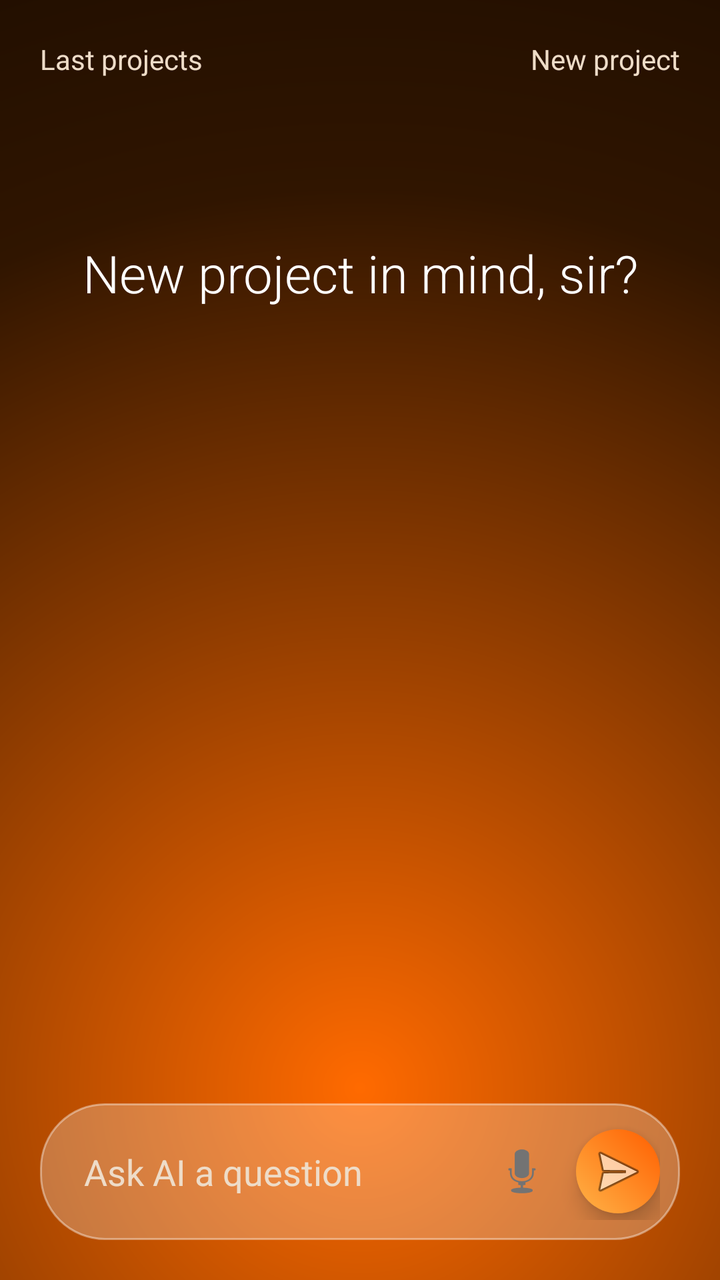
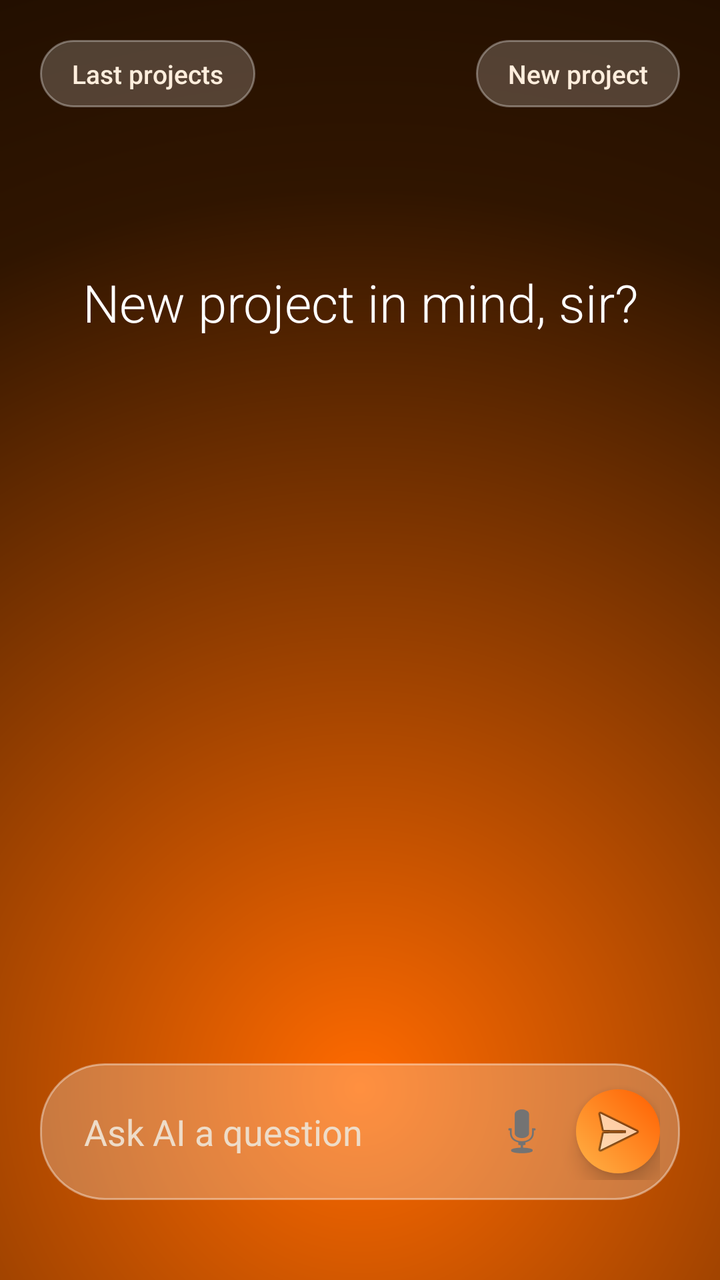

The first picture is an Android layout as it rendered before a commit; the second is the same layout after the commit. The layout source and the unified diff follow.
<!-- AndroidManifest.xml: application theme Theme.Ultron.NoActionBar -->
<!-- res/layout/activity_main.xml -->
<?xml version="1.0" encoding="utf-8"?>
<RelativeLayout xmlns:android="http://schemas.android.com/apk/res/android"
    android:layout_width="match_parent"
    android:layout_height="match_parent"
    android:background="@drawable/bg_gradient"
    android:fitsSystemWindows="false">

    <LinearLayout
        android:id="@+id/headerRow"
        android:layout_width="match_parent"
        android:layout_height="wrap_content"
        android:layout_alignParentTop="true"
        android:orientation="horizontal"
        android:padding="20dp"
        android:paddingTop="36dp">

        <TextView
            android:layout_width="0dp"
            android:layout_height="wrap_content"
            android:layout_weight="1"
            android:text="Last projects"
            android:textColor="#EEDCC8"
            android:textSize="14sp"/>

        <TextView
            android:layout_width="wrap_content"
            android:layout_height="wrap_content"
            android:text="New project"
            android:textColor="#EEDCC8"
            android:textSize="14sp"/>

    </LinearLayout>

    <TextView
        android:id="@+id/greetingText"
        android:layout_width="match_parent"
        android:layout_height="wrap_content"
        android:layout_below="@id/headerRow"
        android:layout_marginTop="60dp"
        android:text="New project in mind, sir?"
        android:textColor="#FFFFFF"
        android:textSize="26sp"
        android:fontFamily="sans-serif-light"
        android:gravity="center"
        android:paddingHorizontal="32dp"/>

    <TextView
        android:id="@+id/statusText"
        android:layout_width="match_parent"
        android:layout_height="wrap_content"
        android:layout_above="@+id/inputBar"
        android:layout_marginBottom="24dp"
        android:paddingHorizontal="32dp"
        android:text=""
        android:textColor="#FFFFFF"
        android:textSize="16sp"
        android:gravity="center"/>

    <LinearLayout
        android:id="@+id/inputBar"
        android:layout_width="match_parent"
        android:layout_height="wrap_content"
        android:layout_alignParentBottom="true"
        android:orientation="horizontal"
        android:gravity="center_vertical"
        android:background="@drawable/input_bar_bg"
        android:padding="10dp"
        android:layout_margin="20dp"
        android:elevation="12dp">

        <EditText
            android:id="@+id/inputText"
            android:layout_width="0dp"
            android:layout_height="wrap_content"
            android:layout_weight="1"
            android:hint="Ask AI a question"
            android:background="@android:color/transparent"
            android:padding="12dp"
            android:textColor="#FFFFFF"
            android:textColorHint="#EEDCC8"/>

        <ImageButton
            android:id="@+id/voiceButton"
            android:layout_width="42dp"
            android:layout_height="42dp"
            android:layout_marginEnd="6dp"
            android:background="@android:color/transparent"
            android:src="@android:drawable/ic_btn_speak_now"
            android:contentDescription="Voice"/>

        <ImageButton
            android:id="@+id/sendButton"
            android:layout_width="42dp"
            android:layout_height="42dp"
            android:background="@drawable/send_button_bg"
            android:src="@android:drawable/ic_menu_send"
            android:padding="10dp"
            android:elevation="6dp"
            android:contentDescription="Send"/>

    </LinearLayout>

</RelativeLayout>
<!-- resources referenced by this layout -->
<resources>
  <!-- drawable bg_gradient (drawable) -->
  <?xml version="1.0" encoding="utf-8"?>
  <shape xmlns:android="http://schemas.android.com/apk/res/android"
      android:shape="rectangle">
      <gradient
          android:type="radial"
          android:gradientRadius="900dp"
          android:centerX="0.5"
          android:centerY="0.85"
          android:startColor="#FF6A00"
          android:centerColor="#301500"
          android:endColor="#000000"/>
  </shape>
  <!-- drawable input_bar_bg (drawable) -->
  <?xml version="1.0" encoding="utf-8"?>
  <layer-list xmlns:android="http://schemas.android.com/apk/res/android">
      <item>
          <shape android:shape="rectangle">
              <solid android:color="#40FFFFFF"/>
              <corners android:radius="32dp"/>
              <stroke android:width="1dp" android:color="#66FFFFFF"/>
          </shape>
      </item>
  </layer-list>
  <!-- drawable send_button_bg (drawable) -->
  <?xml version="1.0" encoding="utf-8"?>
  <shape xmlns:android="http://schemas.android.com/apk/res/android"
      android:shape="oval">
      <gradient
          android:type="linear"
          android:angle="45"
          android:startColor="#FFB347"
          android:endColor="#FF5E00"/>
  </shape>
  <style name="Theme.Ultron.NoActionBar" parent="Theme.Ultron">
          <item name="windowActionBar">false</item>
          <item name="windowNoTitle">true</item>
          <item name="android:statusBarColor">@android:color/transparent</item>
          <item name="android:windowLightStatusBar">false</item>
      </style>
  <style name="Theme.Ultron" parent="Theme.AppCompat.DayNight.DarkActionBar">
          <item name="colorPrimary">#1A1A2E</item>
          <item name="colorPrimaryDark">#0D0D1A</item>
          <item name="colorAccent">#00FF88</item>
      </style>
</resources>

<!-- the commit's change to res/layout/activity_main.xml (unified diff, before → after) -->
@@ -2,8 +2,7 @@
 <RelativeLayout xmlns:android="http://schemas.android.com/apk/res/android"
     android:layout_width="match_parent"
     android:layout_height="match_parent"
-    android:background="@drawable/bg_gradient"
-    android:fitsSystemWindows="false">
+    android:background="@drawable/bg_gradient">
 
     <LinearLayout
         android:id="@+id/headerRow"
@@ -12,22 +11,34 @@
         android:layout_alignParentTop="true"
         android:orientation="horizontal"
         android:padding="20dp"
-        android:paddingTop="36dp">
+        android:paddingTop="70dp">
 
         <TextView
+            android:layout_width="wrap_content"
+            android:layout_height="wrap_content"
+            android:text="Last projects"
+            android:textColor="#FFEEDD"
+            android:textSize="13sp"
+            android:fontFamily="sans-serif-medium"
+            android:background="@drawable/pill_button_bg"
+            android:paddingHorizontal="16dp"
+            android:paddingVertical="8dp"/>
+
+        <View
             android:layout_width="0dp"
-            android:layout_height="wrap_content"
-            android:layout_weight="1"
-            android:text="Last projects"
-            android:textColor="#EEDCC8"
-            android:textSize="14sp"/>
+            android:layout_height="1dp"
+            android:layout_weight="1"/>
 
         <TextView
             android:layout_width="wrap_content"
             android:layout_height="wrap_content"
             android:text="New project"
-            android:textColor="#EEDCC8"
-            android:textSize="14sp"/>
+            android:textColor="#FFEEDD"
+            android:textSize="13sp"
+            android:fontFamily="sans-serif-medium"
+            android:background="@drawable/pill_button_bg"
+            android:paddingHorizontal="16dp"
+            android:paddingVertical="8dp"/>
 
     </LinearLayout>
 
@@ -61,11 +72,13 @@
         android:layout_width="match_parent"
         android:layout_height="wrap_content"
         android:layout_alignParentBottom="true"
+        android:layout_marginBottom="40dp"
         android:orientation="horizontal"
         android:gravity="center_vertical"
         android:background="@drawable/input_bar_bg"
         android:padding="10dp"
-        android:layout_margin="20dp"
+        android:layout_marginStart="20dp"
+        android:layout_marginEnd="20dp"
         android:elevation="12dp">
 
         <EditText
<!-- resource entries referenced after the edit -->
@@ -24,6 +24,14 @@
           </shape>
       </item>
   </layer-list>
+  <!-- drawable pill_button_bg (drawable) -->
+  <?xml version="1.0" encoding="utf-8"?>
+  <shape xmlns:android="http://schemas.android.com/apk/res/android"
+      android:shape="rectangle">
+      <solid android:color="#33FFFFFF"/>
+      <corners android:radius="20dp"/>
+      <stroke android:width="1dp" android:color="#55FFFFFF"/>
+  </shape>
   <!-- drawable send_button_bg (drawable) -->
   <?xml version="1.0" encoding="utf-8"?>
   <shape xmlns:android="http://schemas.android.com/apk/res/android"
